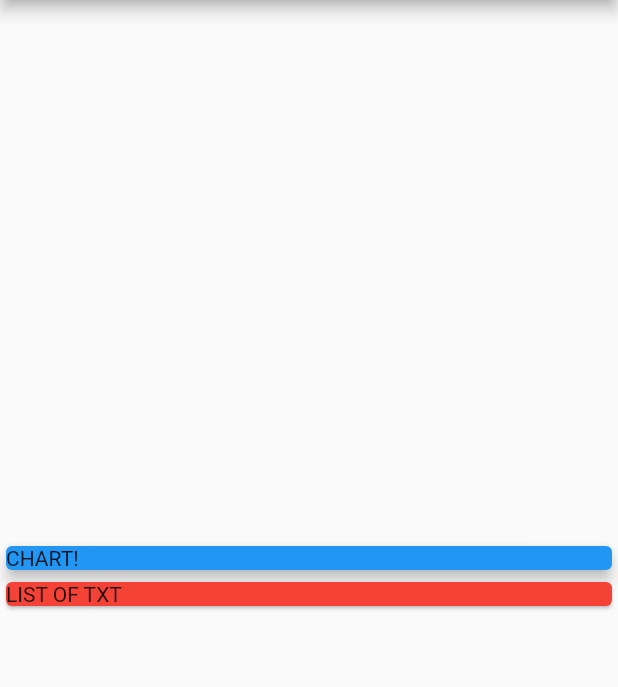
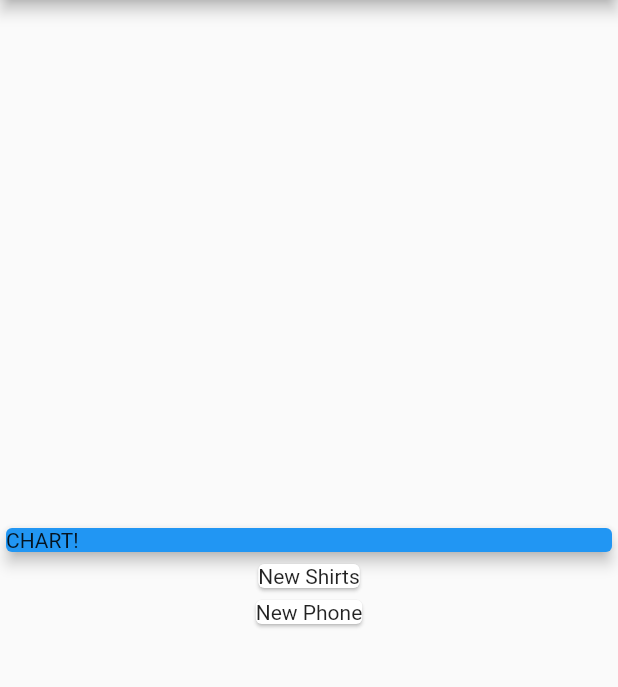
Before and after one commit to naufalakmal/expense_planner, a Flutter app: the screen it shows after launch, on a phone screen of 412 x 824 dp, the part 84-771 px from its top. Run offline on Flutter 3.47's test engine with Material 2 defaults, Android fonts, the phone set to English and light mode, and no system bars.

Commit message:
Mapping Data Into Widgets

```diff
--- a/lib/main.dart
+++ b/lib/main.dart
@@ -8,7 +8,7 @@ import './transaction.dart';
 void main() => runApp(MyApp());
 
 class MyApp extends StatelessWidget {
-  final List<Transaction> transaction = [
+  final List<Transaction> transactions = [
     Transaction(
       id: 't1',
       title: 'New Shirts',
@@ -42,10 +42,9 @@ class MyApp extends StatelessWidget {
                 elevation: 4,
               ),
             ),
-            Card(
-              color: Colors.red,
-              child: Text('LIST OF TXT'),
-            ),
+            Column(children: transactions.map((tx) {
+              return Card(child: Text(tx.title),);
+            }).toList(),),
           ],
         ),
       ),
```
